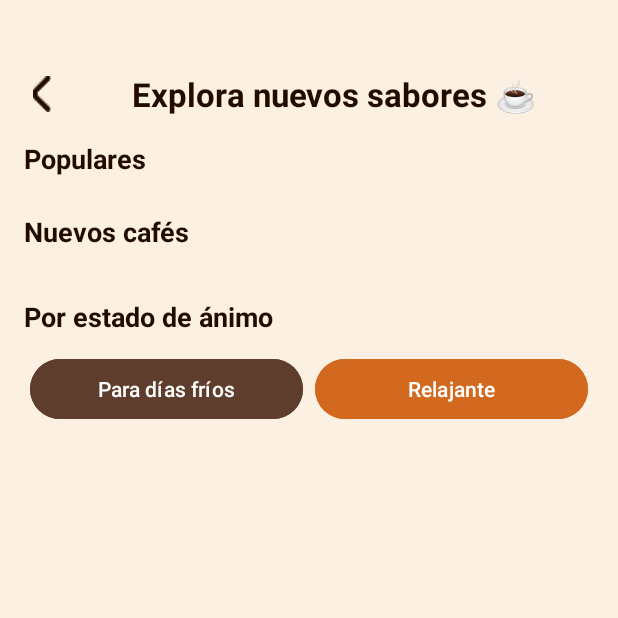
After one commit to powidev/CoffeShop, an Android app: the ExplorerActivity screen opened directly, with no data from a screen before it, on a phone screen of 412 x 824 dp, the top half of it. The commit adds this screen. Run offline under Robolectric (Android 15) with nearby library versions, the phone set to English and light mode, and no system bars; our stand-ins replace CircleImageView, Firebase (no records; nobody signed in at launch, a user with empty details on screens opened directly); pictures from the network do not load.

Commit message:
Vista de Explorer.

```diff
--- a/app/src/main/AndroidManifest.xml
+++ b/app/src/main/AndroidManifest.xml
@@ -14,6 +14,9 @@
         android:supportsRtl="true"
         android:theme="@style/Theme.CoffeShop"
         tools:targetApi="31">
+        <activity
+            android:name=".Activity.ExplorerActivity"
+            android:exported="false" />
         <activity
             android:name=".Activity.FavoritesActivity"
             android:exported="false" />
--- a/app/src/main/java/com/powidev/coffeshop/Activity/AddCoffeeActivity.kt
+++ b/app/src/main/java/com/powidev/coffeshop/Activity/AddCoffeeActivity.kt
@@ -129,7 +129,8 @@ class AddCoffeeActivity : AppCompatActivity() {
                 price = editTextPrice.text.toString().toDouble(),
                 rating = ratingBar.rating.toDouble(),
                 picUrl = listOf(imageUrl),
-                categoryId = categories[spinnerCategory.selectedItemPosition].id.toString()
+                categoryId = categories[spinnerCategory.selectedItemPosition].id.toString(),
+                createdAt = System.currentTimeMillis()
             )
 
             // Guardar el nuevo elemento con el ID calculado
--- /dev/null
+++ b/app/src/main/java/com/powidev/coffeshop/Activity/ExplorerActivity.kt
@@ -0,0 +1,68 @@
+package com.powidev.coffeshop.Activity
+
+import android.os.Bundle
+import android.view.View
+import android.widget.Toast
+import androidx.activity.enableEdgeToEdge
+import androidx.appcompat.app.AppCompatActivity
+import androidx.recyclerview.widget.LinearLayoutManager
+import com.powidev.coffeshop.Adapter.ExplorerAdapter
+import com.powidev.coffeshop.Adapter.PopularAdapter
+import com.powidev.coffeshop.ViewModel.MainViewModel
+import com.powidev.coffeshop.databinding.ActivityExplorerBinding
+
+class ExplorerActivity : AppCompatActivity() {
+
+    private lateinit var binding: ActivityExplorerBinding
+    private val viewModel = MainViewModel()
+
+    override fun onCreate(savedInstanceState: Bundle?) {
+        super.onCreate(savedInstanceState)
+        enableEdgeToEdge()
+        binding = ActivityExplorerBinding.inflate(layoutInflater)
+        setContentView(binding.root)
+
+        setupBackButton()
+        setupEstadoAnimo()
+        loadPopulares()
+        loadNuevos()
+    }
+
+    private fun setupBackButton() {
+        binding.backBtn.setOnClickListener {
+            finish()
+        }
+    }
+
+    private fun loadPopulares() {
+        binding.progressBar.visibility = View.VISIBLE
+        viewModel.loadPopular().observe(this) { listaPopulares ->
+            if (listaPopulares != null) {
+                binding.recyclerPopulares.layoutManager =
+                    LinearLayoutManager(this, LinearLayoutManager.HORIZONTAL, false)
+                binding.recyclerPopulares.adapter = ExplorerAdapter(listaPopulares)
+            }
+            binding.progressBar.visibility = View.GONE
+        }
+    }
+
+    private fun loadNuevos() {
+        viewModel.loadNuevos().observe(this) { nuevosList ->
+            binding.recyclerNuevos.layoutManager =
+                LinearLayoutManager(this, LinearLayoutManager.HORIZONTAL, false)
+            binding.recyclerNuevos.adapter = ExplorerAdapter(nuevosList.toMutableList())
+        }
+    }
+
+    private fun setupEstadoAnimo() {
+        binding.frioBtn.setOnClickListener {
+            Toast.makeText(this, "Recomendaciones para días fríos ☕", Toast.LENGTH_SHORT).show()
+            // Filtrado o recomendaciones aquí
+        }
+
+        binding.relajanteBtn.setOnClickListener {
+            Toast.makeText(this, "Recomendaciones relajantes 😌", Toast.LENGTH_SHORT).show()
+            // Filtrado o recomendaciones aquí
+        }
+    }
+}
--- a/app/src/main/java/com/powidev/coffeshop/Activity/MainActivity.kt
+++ b/app/src/main/java/com/powidev/coffeshop/Activity/MainActivity.kt
@@ -50,6 +50,9 @@ class MainActivity : AppCompatActivity() {
         }
         binding.favoriteBtn.setOnClickListener {
             startActivity(Intent(this, FavoritesActivity::class.java))
+        }
+        binding.explorerBtn.setOnClickListener {
+            startActivity(Intent(this, ExplorerActivity::class.java))
         }
     }
 
--- a/app/src/main/java/com/powidev/coffeshop/Domain/ItemsModel.kt
+++ b/app/src/main/java/com/powidev/coffeshop/Domain/ItemsModel.kt
@@ -12,7 +12,8 @@ data class ItemsModel(
     // Campos no editables (mantienen su valor original)
     var numberInCart: Int = 0,
     var extra: String = "",
-    var categoryId: String = ""
+    var categoryId: String = "",
+    var createdAt: Long? = null
 ) : Serializable {
     // Método para actualización parcial
     fun getUpdatableFields(): Map<String, Any?> = mapOf(
--- a/app/src/main/java/com/powidev/coffeshop/Repository/MainRepository.kt
+++ b/app/src/main/java/com/powidev/coffeshop/Repository/MainRepository.kt
@@ -58,6 +58,28 @@ class MainRepository {
 
         })
         return listData
+    }
+
+    fun loadNuevos(): LiveData<List<ItemsModel>> {
+        val data = MutableLiveData<List<ItemsModel>>()
+
+        FirebaseDatabase.getInstance().getReference("Items")
+            .get()
+            .addOnSuccessListener { snapshot ->
+                val items = snapshot.children.mapNotNull { it.getValue(ItemsModel::class.java) }
+
+                val nuevos = items
+                    .filter { it.createdAt != null }
+                    .sortedByDescending { it.createdAt }
+                    .take(5)
+
+                data.value = nuevos
+            }
+            .addOnFailureListener {
+                data.value = emptyList()
+            }
+
+        return data
     }
 
     fun loadPopular():LiveData<MutableList<ItemsModel>>{
--- a/app/src/main/java/com/powidev/coffeshop/ViewModel/MainViewModel.kt
+++ b/app/src/main/java/com/powidev/coffeshop/ViewModel/MainViewModel.kt
@@ -18,6 +18,10 @@ class MainViewModel : ViewModel() {
         return repository.loadCategory()
     }
 
+    fun loadNuevos(): LiveData<List<ItemsModel>> {
+        return repository.loadNuevos()
+    }
+
     fun loadPopular(): LiveData<MutableList<ItemsModel>> {
         return repository.loadPopular()
     }
--- /dev/null
+++ b/app/src/main/res/layout/activity_explorer.xml
@@ -0,0 +1,167 @@
+<?xml version="1.0" encoding="utf-8"?>
+<androidx.constraintlayout.widget.ConstraintLayout
+    xmlns:android="http://schemas.android.com/apk/res/android"
+    xmlns:app="http://schemas.android.com/apk/res-auto"
+    xmlns:tools="http://schemas.android.com/tools"
+    android:id="@+id/explorerLayout"
+    android:layout_width="match_parent"
+    android:layout_height="match_parent"
+    android:background="@color/lightCream"
+    tools:context=".Activity.ExplorerActivity">
+
+    <!-- Header con back y título -->
+    <androidx.constraintlayout.widget.ConstraintLayout
+        android:id="@+id/headerLayout"
+        android:layout_width="0dp"
+        android:layout_height="wrap_content"
+        android:layout_marginTop="48dp"
+        android:paddingHorizontal="16dp"
+        app:layout_constraintTop_toTopOf="parent"
+        app:layout_constraintStart_toStartOf="parent"
+        app:layout_constraintEnd_toEndOf="parent">
+
+        <!-- Botón retroceso -->
+        <LinearLayout
+            android:id="@+id/backBtn"
+            android:layout_width="wrap_content"
+            android:layout_height="wrap_content"
+            android:orientation="horizontal"
+            app:layout_constraintStart_toStartOf="parent"
+            app:layout_constraintTop_toTopOf="parent"
+            app:layout_constraintBottom_toBottomOf="parent">
+
+            <ImageView
+                android:layout_width="24dp"
+                android:layout_height="24dp"
+                app:srcCompat="@drawable/back" />
+
+        </LinearLayout>
+
+        <!-- Título -->
+        <TextView
+            android:id="@+id/explorerTitle"
+            android:layout_width="wrap_content"
+            android:layout_height="wrap_content"
+            android:layout_marginStart="32dp"
+            android:text="Explora nuevos sabores ☕"
+            android:textAlignment="center"
+            android:textColor="@color/darkBrown"
+            android:textSize="22sp"
+            android:textStyle="bold"
+            app:layout_constraintBottom_toBottomOf="parent"
+            app:layout_constraintEnd_toEndOf="parent"
+            app:layout_constraintStart_toStartOf="parent"
+            app:layout_constraintTop_toTopOf="parent"
+            app:layout_constraintVertical_bias="1.0" />
+    </androidx.constraintlayout.widget.ConstraintLayout>
+
+    <!-- CONTENIDO PRINCIPAL -->
+    <ScrollView
+        android:id="@+id/explorerScrollView"
+        android:layout_width="0dp"
+        android:layout_height="0dp"
+        android:padding="16dp"
+        android:fillViewport="true"
+        android:background="@color/lightCream"
+        app:layout_constraintTop_toBottomOf="@id/headerLayout"
+        app:layout_constraintBottom_toBottomOf="parent"
+        app:layout_constraintStart_toStartOf="parent"
+        app:layout_constraintEnd_toEndOf="parent">
+
+        <LinearLayout
+            android:id="@+id/explorerContent"
+            android:layout_width="match_parent"
+            android:layout_height="wrap_content"
+            android:orientation="vertical">
+
+            <!-- Texto de bienvenida -->
+
+            <!-- Populares -->
+            <TextView
+                android:layout_width="wrap_content"
+                android:layout_height="wrap_content"
+                android:text="Populares"
+                android:textSize="18sp"
+                android:textColor="@color/darkBrown"
+                android:textStyle="bold"
+                android:layout_marginBottom="8dp" />
+
+            <androidx.recyclerview.widget.RecyclerView
+                android:id="@+id/recyclerPopulares"
+                android:layout_width="match_parent"
+                android:layout_height="wrap_content"
+                android:clipToPadding="false"
+                android:paddingBottom="8dp" />
+
+            <!-- Nuevos cafés -->
+            <TextView
+                android:layout_width="wrap_content"
+                android:layout_height="wrap_content"
+                android:layout_marginTop="8dp"
+                android:layout_marginBottom="8dp"
+                android:text="Nuevos cafés"
+                android:textColor="@color/darkBrown"
+                android:textSize="18sp"
+                android:textStyle="bold" />
+
+            <androidx.recyclerview.widget.RecyclerView
+                android:id="@+id/recyclerNuevos"
+                android:layout_width="match_parent"
+                android:layout_height="wrap_content"
+                android:clipToPadding="false"
+                android:paddingBottom="8dp" />
+
+            <!-- Estado de ánimo -->
+            <TextView
+                android:layout_width="wrap_content"
+                android:layout_height="wrap_content"
+                android:text="Por estado de ánimo"
+                android:textSize="18sp"
+                android:textColor="@color/darkBrown"
+                android:textStyle="bold"
+                android:layout_marginTop="16dp"
+                android:layout_marginBottom="8dp" />
+
+            <GridLayout
+                android:layout_width="match_parent"
+                android:layout_height="wrap_content"
+                android:columnCount="2"
+                android:useDefaultMargins="true"
+                android:alignmentMode="alignMargins">
+
+                <Button
+                    android:id="@+id/frioBtn"
+                    android:layout_width="0dp"
+                    android:layout_height="wrap_content"
+                    android:layout_columnWeight="1"
+                    android:text="Para días fríos"
+                    android:backgroundTint="#5E3D2D"
+                    android:textColor="#FFFFFF" />
+
+                <Button
+                    android:id="@+id/relajanteBtn"
+                    android:layout_width="0dp"
+                    android:layout_height="wrap_content"
+                    android:layout_columnWeight="1"
+                    android:text="Relajante"
+                    android:backgroundTint="#D2691E"
+                    android:textColor="#FFFFFF" />
+            </GridLayout>
+
+        </LinearLayout>
+    </ScrollView>
+
+    <!-- Loading -->
+    <ProgressBar
+        android:id="@+id/progressBar"
+        style="?android:attr/progressBarStyle"
+        android:layout_width="wrap_content"
+        android:layout_height="wrap_content"
+        android:indeterminateTint="@color/orange"
+        android:visibility="gone"
+        app:layout_constraintBottom_toBottomOf="parent"
+        app:layout_constraintEnd_toEndOf="parent"
+        app:layout_constraintStart_toStartOf="parent"
+        app:layout_constraintTop_toTopOf="parent" />
+
+</androidx.constraintlayout.widget.ConstraintLayout>
```
Also changed, not shown: app/src/main/java/com/powidev/coffeshop/Adapter/ExplorerAdapter.kt (added, +45 -0 lines), app/src/main/res/layout/activity_main.xml (+5 -4 lines), app/src/main/res/layout/item_explorer.xml (added, +47 -0 lines).
